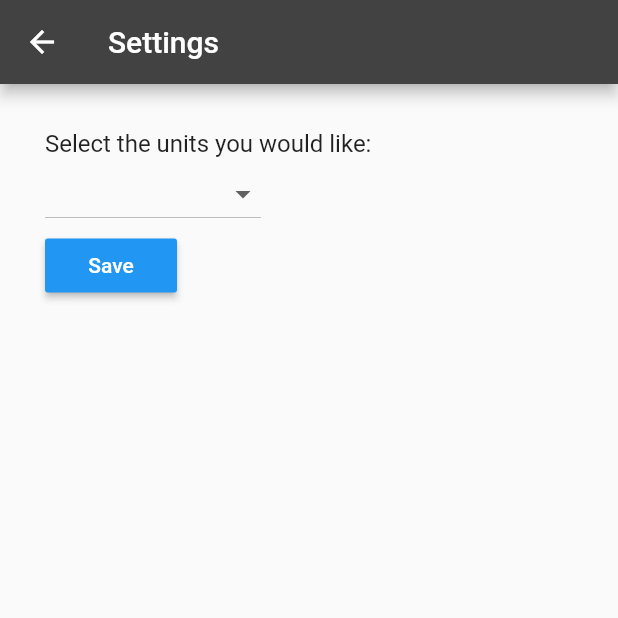
After one commit to njscholfield/conditions-app, a Flutter app: the screen it shows after launch, after a tap on an icon or button, on a phone screen of 412 x 824 dp, the top half of it. The commit adds this screen. Run offline on Flutter 3.47's test engine with Material 2 defaults, Android fonts, the phone set to English and light mode, and no system bars; our stand-ins replace font_awesome_flutter, geolocator, shared_preferences; missing offline and left inert: darksky_weather.

Commit message:
Let user select their preferred units

```diff
--- /dev/null
+++ b/lib/components/Settings.dart
@@ -0,0 +1,73 @@
+import 'package:flutter/material.dart';
+import 'package:shared_preferences/shared_preferences.dart';
+
+class Settings extends StatefulWidget {
+  SettingsState createState() => new SettingsState();
+}
+
+class SettingsState extends State<Settings> {
+  int dropdownValue;
+
+  void fetchCurrentUnit() async {
+    SharedPreferences prefs = await SharedPreferences.getInstance();
+    int unit = (prefs.getInt('unit') ?? 0);
+    setState(() {
+      dropdownValue = unit;
+    });
+  }
+
+  void setUnit(int unit) async {
+    SharedPreferences prefs = await SharedPreferences.getInstance();
+    prefs.setInt('unit', unit);
+  }
+
+  @override
+  void initState() {
+    fetchCurrentUnit();
+    super.initState();
+  }
+
+  @override
+  Widget build(BuildContext context) {
+    return new Scaffold(
+      appBar: AppBar(
+        title: Text('Settings'),
+      ),
+      body: new Container(
+        margin: EdgeInsets.all(10.0),
+        padding: EdgeInsets.all(20.0),
+        child: new Container(
+          child: Column(
+            crossAxisAlignment: CrossAxisAlignment.start,
+            children: <Widget>[
+              new Text('Select the units you would like:'),
+              DropdownButton<int>(
+                value: dropdownValue,
+                onChanged: (int newValue) {
+                  setState(() {
+                    dropdownValue = newValue;
+                  });
+                },
+                items: <Map<String, dynamic>>[{'value': 3, 'text': 'US (ºF, mph)'}, {'value': 4, 'text': 'SI (ºC, m/s)'}, {'value': 1, 'text': 'Canada (ºC, kph)'}, {'value': 2, 'text': 'UK (ºC, mph)'}]
+                  .map<DropdownMenuItem<int>>((Map<String, dynamic> item) {
+                    return DropdownMenuItem<int>(
+                      value: item['value'],
+                      child: new Text(item['text']),
+                    );
+                  })
+                  .toList(),
+              ),
+              new RaisedButton(
+                onPressed: () {
+                  setUnit(dropdownValue);
+                },
+                child: Text('Save', style: TextStyle(color: Colors.white)),
+                color: Colors.blue,
+              )
+            ],
+          )
+        )
+      )
+    );
+  }
+}
--- a/lib/main.dart
+++ b/lib/main.dart
@@ -1,4 +1,5 @@
 import 'package:flutter/material.dart';
+import 'package:font_awesome_flutter/font_awesome_flutter.dart';
 import 'package:intl/intl.dart';
 import 'package:darksky_weather/darksky_weather_io.dart';
 
@@ -8,6 +9,7 @@ import 'package:conditions/components/SunCard.dart';
 import 'package:conditions/components/MoonCard.dart';
 import 'package:conditions/components/LocationField.dart';
 import 'package:conditions/components/About.dart';
+import 'package:conditions/components/Settings.dart';
 
 import 'package:conditions/models/AstronData.dart';
 
@@ -54,6 +56,7 @@ class MyHomePage extends StatefulWidget {
 class _MyHomePageState extends State<MyHomePage> {
   Future<AstronData> _astronData;
   Future<Forecast> _darkSky;
+  int _unitIdx;
 
   void updateAstronData(Future<AstronData> newAstronData) {
     setState(() {
@@ -67,15 +70,33 @@ class _MyHomePageState extends State<MyHomePage> {
     });
   }
 
+  void updateUnitIdx(int newUnitIdx) {
+    setState(() {
+      _unitIdx = newUnitIdx;
+    });
+  }
+
   @override
   Widget build(BuildContext context) {
     return Scaffold(
       appBar: AppBar(
         title: Text(widget.title),
+        actions: <Widget>[
+          new IconButton(
+            icon: Icon(FontAwesomeIcons.cog),
+            onPressed: () {
+              Navigator.push(context, MaterialPageRoute(
+                builder: (context) {
+                  return new Settings();
+                },
+              ));
+            },
+          )
+        ],
       ),
       body: ListView(
         children: <Widget>[
-          new LocationField(updateAstronData, updateDarkSkyData),
+          new LocationField(updateAstronData, updateDarkSkyData, updateUnitIdx),
           new FutureBuilder<AstronData>(
             future: _astronData,
             builder: (context, snapshot) {
@@ -99,7 +120,7 @@ class _MyHomePageState extends State<MyHomePage> {
                       onTap: () {
                         Navigator.push(context, MaterialPageRoute(
                           builder: (context) {
-                            return new DarkSkyExpanded(_darkSky);
+                            return new DarkSkyExpanded(_darkSky, _unitIdx);
                           },
                         ));
                       },
--- a/pubspec.yaml
+++ b/pubspec.yaml
@@ -29,6 +29,7 @@ dependencies:
   intl: ^0.15.8
   url_launcher: ^5.0.3
   darksky_weather: ^1.2.0
+  shared_preferences: ^0.5.3+1
 
 dev_dependencies:
   flutter_test:
```
Also changed, not shown: lib/components/DarkSkyExpanded.dart (+5 -3 lines), lib/components/LocationField.dart (+7 -2 lines).
